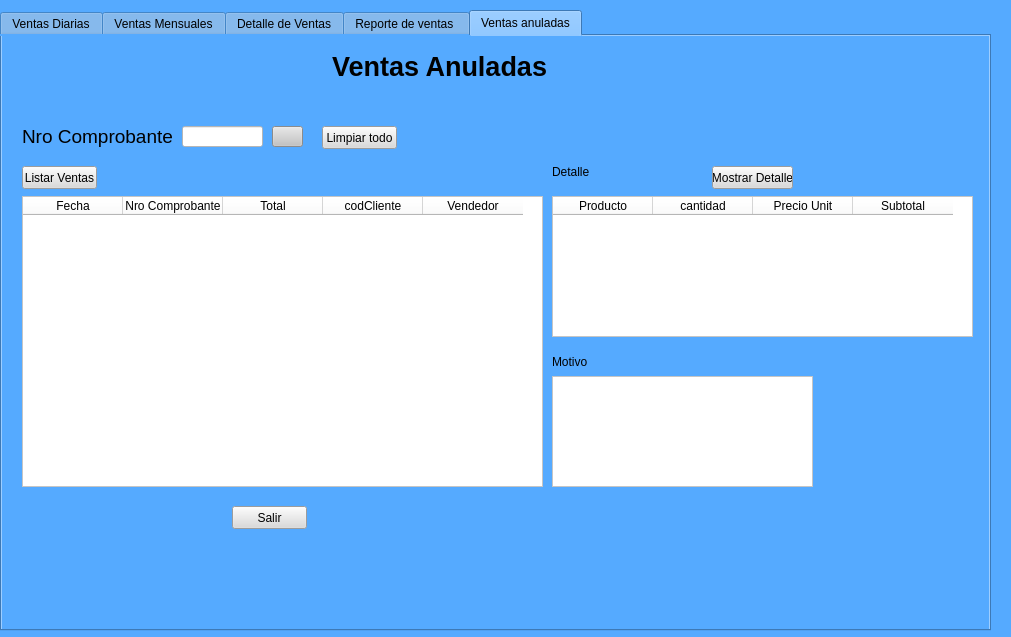
Old version of the form Views/informeDeVentas.ui in the repository Miguel8819/Sistema_TweetyTesis.
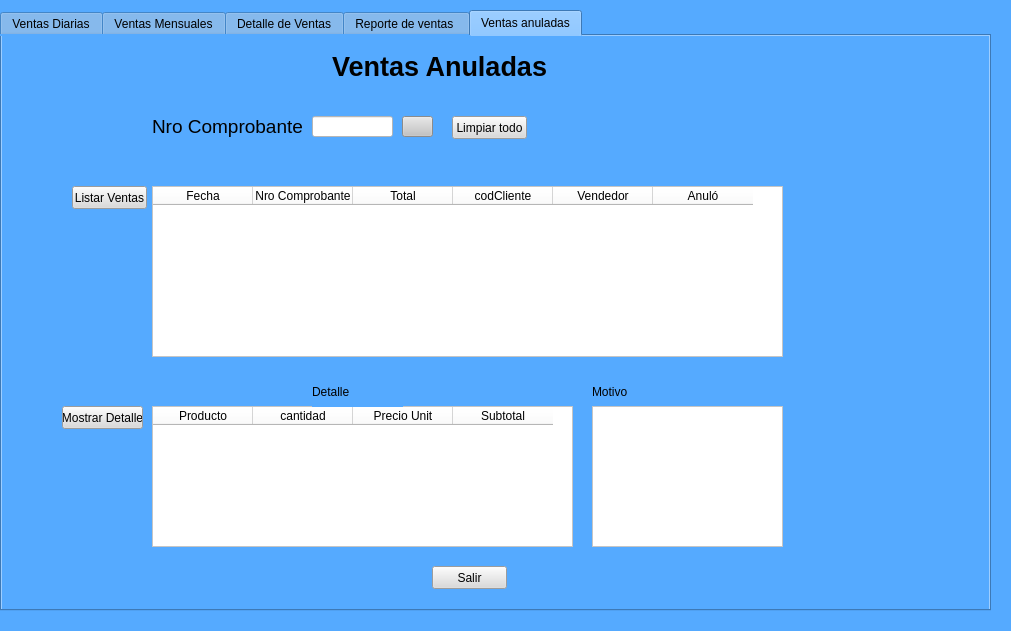
New version of the form. The open tabs and pages were chosen to show the change. Icons and pictures are not drawn.

What changed in the file:
```diff
--- a/Views/informeDeVentas.ui
+++ b/Views/informeDeVentas.ui
@@ -7,7 +7,7 @@
     <x>0</x>
     <y>0</y>
     <width>1011</width>
-    <height>637</height>
+    <height>631</height>
    </rect>
   </property>
   <property name="windowTitle">
@@ -22,7 +22,7 @@
      <x>0</x>
      <y>10</y>
      <width>991</width>
-     <height>621</height>
+     <height>601</height>
     </rect>
    </property>
    <property name="currentIndex">
@@ -956,8 +956,8 @@
     <widget class="QPushButton" name="Btn_volver_5">
      <property name="geometry">
       <rect>
-       <x>230</x>
-       <y>470</y>
+       <x>430</x>
+       <y>530</y>
        <width>75</width>
        <height>23</height>
       </rect>
@@ -996,10 +996,10 @@
      </property>
      <property name="geometry">
       <rect>
-       <x>20</x>
-       <y>160</y>
-       <width>521</width>
-       <height>291</height>
+       <x>150</x>
+       <y>150</y>
+       <width>631</width>
+       <height>171</height>
       </rect>
      </property>
      <property name="styleSheet">
@@ -1033,12 +1033,17 @@
        <string>Vendedor</string>
       </property>
      </column>
+     <column>
+      <property name="text">
+       <string>Anuló</string>
+      </property>
+     </column>
     </widget>
     <widget class="QPushButton" name="Btn_listar_3">
      <property name="geometry">
       <rect>
-       <x>20</x>
-       <y>130</y>
+       <x>70</x>
+       <y>150</y>
        <width>75</width>
        <height>23</height>
       </rect>
@@ -1053,8 +1058,8 @@
     <widget class="QLabel" name="label">
      <property name="geometry">
       <rect>
-       <x>550</x>
-       <y>310</y>
+       <x>590</x>
+       <y>340</y>
        <width>81</width>
        <height>31</height>
       </rect>
@@ -1069,8 +1074,8 @@
     <widget class="QPushButton" name="btn_buscarComprobante">
      <property name="geometry">
       <rect>
-       <x>270</x>
-       <y>90</y>
+       <x>400</x>
+       <y>80</y>
        <width>31</width>
        <height>21</height>
       </rect>
@@ -1090,8 +1095,8 @@
     <widget class="QLineEdit" name="search_comprobante">
      <property name="geometry">
       <rect>
-       <x>180</x>
-       <y>90</y>
+       <x>310</x>
+       <y>80</y>
        <width>81</width>
        <height>21</height>
       </rect>
@@ -1114,8 +1119,8 @@
     <widget class="QLabel" name="label_14">
      <property name="geometry">
       <rect>
-       <x>20</x>
-       <y>90</y>
+       <x>150</x>
+       <y>80</y>
        <width>151</width>
        <height>21</height>
       </rect>
@@ -1132,10 +1137,10 @@
     <widget class="QTextEdit" name="motivo_anulacion">
      <property name="geometry">
       <rect>
-       <x>550</x>
-       <y>340</y>
-       <width>261</width>
-       <height>111</height>
+       <x>590</x>
+       <y>370</y>
+       <width>191</width>
+       <height>141</height>
       </rect>
      </property>
      <property name="maximumSize">
@@ -1151,8 +1156,8 @@
     <widget class="QPushButton" name="btn_verMotivo">
      <property name="geometry">
       <rect>
-       <x>710</x>
-       <y>130</y>
+       <x>60</x>
+       <y>370</y>
        <width>81</width>
        <height>23</height>
       </rect>
@@ -1170,8 +1175,8 @@
      </property>
      <property name="geometry">
       <rect>
-       <x>550</x>
-       <y>160</y>
+       <x>150</x>
+       <y>370</y>
        <width>421</width>
        <height>141</height>
       </rect>
@@ -1206,8 +1211,8 @@
     <widget class="QLabel" name="label_13">
      <property name="geometry">
       <rect>
-       <x>550</x>
-       <y>120</y>
+       <x>310</x>
+       <y>340</y>
        <width>91</width>
        <height>31</height>
       </rect>
@@ -1222,8 +1227,8 @@
     <widget class="QPushButton" name="Btn_limpiar5">
      <property name="geometry">
       <rect>
-       <x>320</x>
-       <y>90</y>
+       <x>450</x>
+       <y>80</y>
        <width>75</width>
        <height>23</height>
       </rect>
```
Left out of the diff: 2 changed lines with no effect on the pictures.
